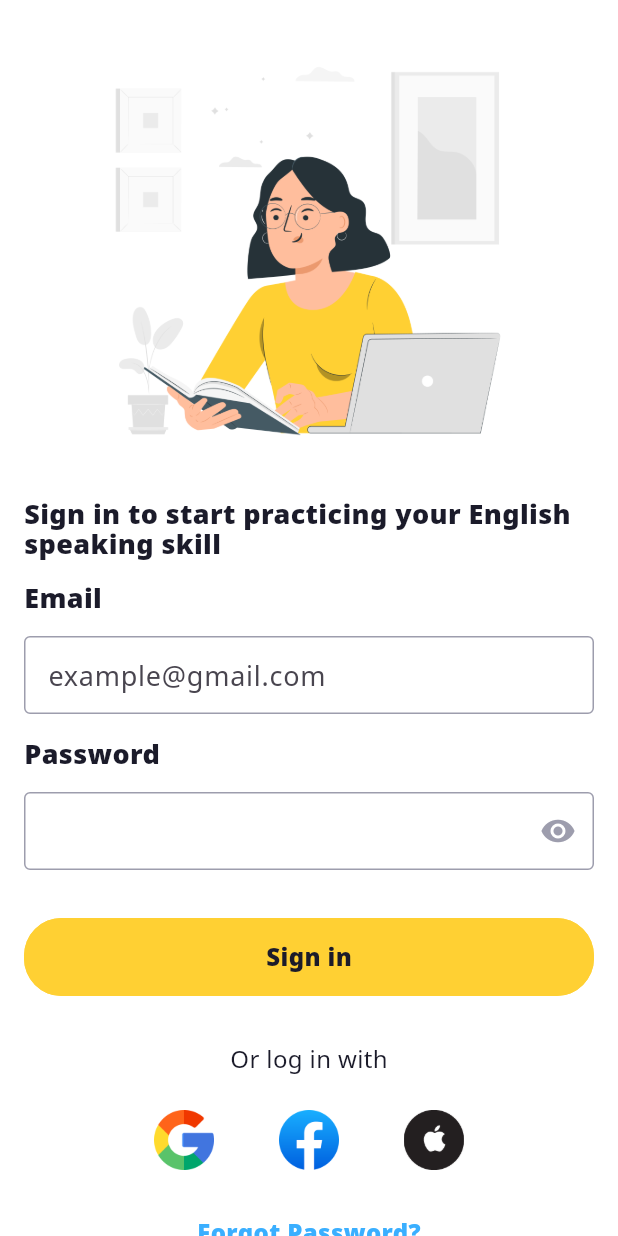
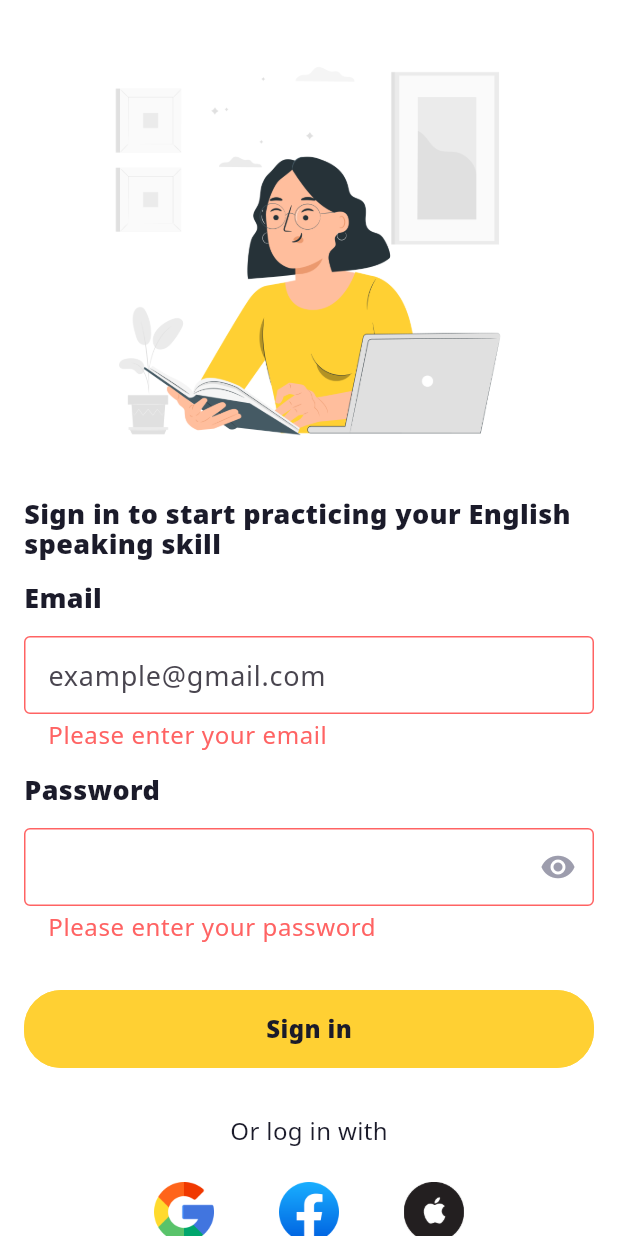
Before and after one commit to ngductuan/FluentFolio, a Flutter app: the screen it shows after launch, after a tap on "Sign in", on a phone screen of 412 x 824 dp. Run offline on Flutter 3.47's test engine with Material 3 defaults, Android fonts, the phone set to English and light mode, and no system bars; our stand-ins replace flutter_svg, hive_flutter, smooth_page_indicator; accounts and stored records are empty.

Commit message:
update-elevated-btn-&-form

```diff
--- a/lib/src/constants/colors.dart
+++ b/lib/src/constants/colors.dart
@@ -54,6 +54,9 @@ class AppColor extends ThemeExtension<AppColor> {
   static const support =
       MaterialColor(0xFF55C885, AppColorSwatch.secondarySwatch);
   static const error = MaterialColor(0xFFFF6363, AppColorSwatch.errorSwatch);
+
+  static const errorFocusBorder = MaterialColor(0xFF9D0606, {});
+
   // Font Colors
   static const defaultFontLight =
       MaterialColor(0xFF1B1B2A, AppColorSwatch.defaultFontSwatch);
--- a/lib/src/features/authentication/presentation/views/sign_in_view.dart
+++ b/lib/src/features/authentication/presentation/views/sign_in_view.dart
@@ -19,6 +19,8 @@ class SignInView extends StatefulWidget {
 }
 
 class _SignInViewState extends State<SignInView> {
+  final _formKey = GlobalKey<FormState>();
+
   @override
   Widget build(BuildContext context) {
     return Scaffold(
@@ -37,24 +39,38 @@ class _SignInViewState extends State<SignInView> {
                 style: AppTextStyle(context).getDefaultStyle().fontHeader.bold,
                 textAlign: TextAlign.start,
               ),
-              const Column(
+              Form(
+                key: _formKey,
+                child: Column(
                   children: [
-                  SizedBox(height: spacing16),
-                  TextFieldCustom(
+                    const SizedBox(height: spacing16),
+                    const TextFieldCustom(
                       title: TextDoc.txtEmail,
                       inputType: 'email',
                     ),
-                  SizedBox(height: spacing16),
-                  TextFieldCustom(
+                    const SizedBox(height: spacing16),
+                    const TextFieldCustom(
                       title: TextDoc.txtPassword,
                       inputType: 'password',
                     ),
-                  SizedBox(height: spacing32),
+                    const SizedBox(height: spacing32),
                     ElevatedCustom(
                       title: 'Sign in',
                       radius: radius24,
+                      ontap: () {
+                        if (_formKey.currentState!.validate()) {
+                          _formKey.currentState!.save();
+                          // Do something with the saved data
+                          //   print('Name: $_name');
+                          //   print('Email: $_email');
+                          //   print('Date: $_selectedDate');
+                          // }
+                          print('Validated');
+                        }
+                      },
                     ),
                   ],
+                ),
               ),
               Container(
                 padding:
--- a/lib/src/shared/widgets/elevated_button.dart
+++ b/lib/src/shared/widgets/elevated_button.dart
@@ -34,7 +34,7 @@ class _ElevatedCustomState extends State<ElevatedCustom> {
       borderRadius: const BorderRadius.all(Radius.circular(25)),
       color: widget.color ?? AppColor.mainColor2,
       child: InkWell(
-        onTap: () {},
+        onTap: widget.ontap,
         splashColor: AppColor.background.shade200,
         child: Ink(
           decoration: BoxDecoration(
--- a/lib/src/shared/widgets/input_form.dart
+++ /dev/null
@@ -1,15 +0,0 @@
-import 'package:flutter/material.dart';
-
-class FormInput extends StatefulWidget {
-  const FormInput({super.key});
-
-  @override
-  State<FormInput> createState() => _FormInputState();
-}
-
-class _FormInputState extends State<FormInput> {
-  @override
-  Widget build(BuildContext context) {
-    return Container();
-  }
-}
--- a/lib/src/shared/widgets/text_field.dart
+++ b/lib/src/shared/widgets/text_field.dart
@@ -45,7 +45,7 @@ class TextFieldCustom extends StatelessWidget {
           decoration: InputDecoration(
             hintText: inputType != 'password' ? 'example@gmail.com' : '',
             border: const OutlineInputBorder(),
-            focusColor: Colors.red,
+            // focusColor: Colors.red,
             focusedBorder: OutlineInputBorder(
               borderSide: BorderSide(
                   color: borderColor ?? Colors.yellow.shade700, width: 2),
@@ -59,18 +59,35 @@ class TextFieldCustom extends StatelessWidget {
                     color: AppColor.shadow,
                   )
                 : null,
+            errorStyle: AppTextStyle(context)
+                .getDefaultStyle()
+                .setColor(AppColor.error),
+            errorBorder: const OutlineInputBorder(
+              borderSide: BorderSide(color: AppColor.error),
+            ),
+            focusedErrorBorder: const OutlineInputBorder(
+              borderSide: BorderSide(color: AppColor.errorFocusBorder),
+            ),
           ),
+
           keyboardType: _getKeyboardType(inputType),
           // textInputAction: TextInputAction.done,
           obscureText: inputType == 'password' ? true : false,
           validator: (value) {
             if (value == null || value.isEmpty) {
-              return 'Please enter some text';
+              switch (inputType) {
+                case 'email':
+                  return 'Please enter your email';
+                case 'password':
+                  return 'Please enter your password';
+                default:
+                  return null;
+              }
             }
             return null;
           },
           onSaved: (value) {
-            print(value);
+            // print(value);
           },
         )
       ],
--- a/pubspec.yaml
+++ b/pubspec.yaml
@@ -74,7 +74,7 @@ dependencies:
   hive_flutter: ^1.1.0
   salomon_bottom_bar: ^3.3.2
   font_awesome_flutter: ^10.6.0
-  # fluttertoast: ^8.2.4
+  fluttertoast: ^8.2.4
   firebase_core: ^2.24.2
   google_sign_in: ^6.1.6
   firebase_auth: ^4.16.0
```
Also changed, not shown: pubspec.lock, 1 other file. Lines whose indentation alone changed are shown as unchanged.
